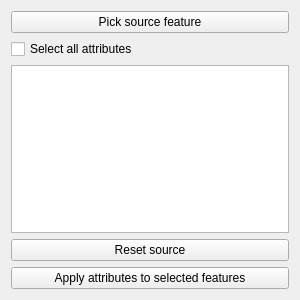
The window that ui_attributepainter.ui (enricofer/attributepainter) describes before a commit, drawn with Qt 5.
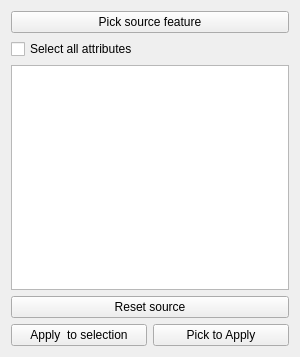
The same window after the commit.

Commit message: field map and pick to apply features

```diff
--- a/ui_attributepainter.ui
+++ b/ui_attributepainter.ui
@@ -7,7 +7,7 @@
     <x>0</x>
     <y>0</y>
     <width>300</width>
-    <height>300</height>
+    <height>357</height>
    </rect>
   </property>
   <property name="minimumSize">
@@ -74,11 +74,25 @@
     </widget>
    </item>
    <item>
+    <layout class="QHBoxLayout" name="horizontalLayout">
+     <item>
     <widget class="QPushButton" name="PickDestination">
      <property name="text">
-      <string>Apply attributes to selected features</string>
-     </property>
-    </widget>
+        <string>Apply  to selection</string>
+       </property>
+      </widget>
+     </item>
+     <item>
+      <widget class="QPushButton" name="PickApply">
+       <property name="text">
+        <string>Pick to Apply</string>
+       </property>
+       <property name="checkable">
+        <bool>true</bool>
+       </property>
+      </widget>
+     </item>
+    </layout>
    </item>
   </layout>
  </widget>
```
Left out of the diff: 3 changed lines with no effect on the pictures. Lines whose indentation alone changed are shown as unchanged. The commit also changes 13 other files.
